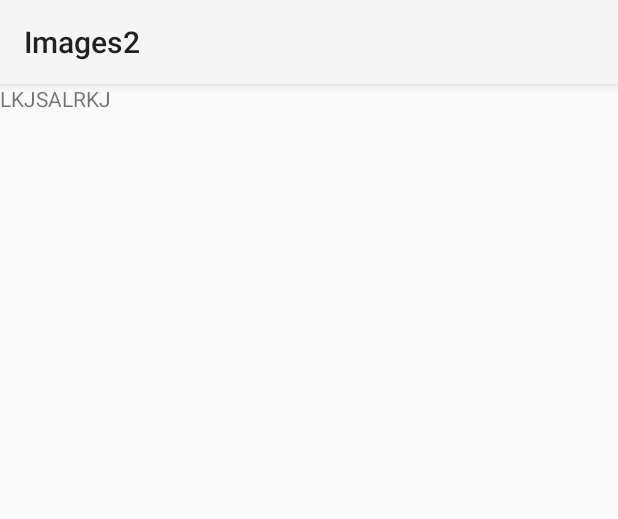
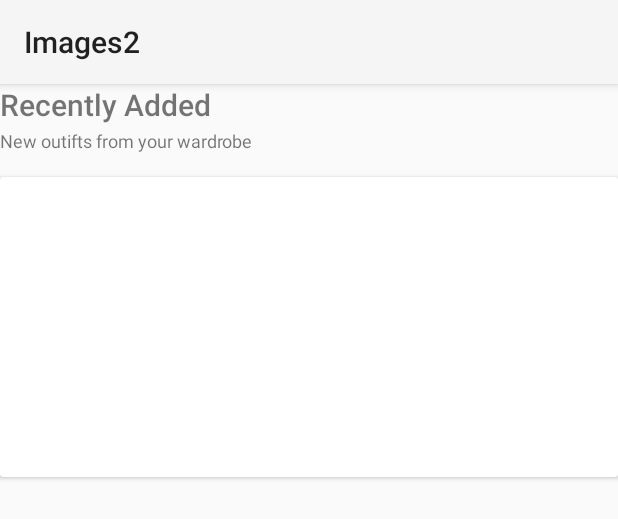
Before and after one commit to bpowell/mhacksv, an Android app: the layout fragment_what_to_wear.xml on its own in the app's theme, with its tools: preview values and no code run, on a phone screen of 412 x 824 dp. Shown: the top 519 px of the screen. Run offline under Robolectric (Android 15) with nearby library versions, the phone set to English and light mode, and no system bars.

Commit message:
WhatToWear: Prepare for recently added clothing

```diff
--- a/Images/app/build.gradle
+++ b/Images/app/build.gradle
@@ -23,6 +23,7 @@ dependencies {
     compile "org.androidannotations:androidannotations-api:$AAVersion"
     compile 'com.android.support:support-v4:21.0.3'
     compile 'com.android.support:appcompat-v7:21.0.3'
+    compile 'com.android.support:cardview-v7:21.0.3'
 }
 
 apt {
--- a/Images/app/src/main/res/layout/fragment_what_to_wear.xml
+++ b/Images/app/src/main/res/layout/fragment_what_to_wear.xml
@@ -6,8 +6,32 @@
     android:layout_height="match_parent">
 
     <TextView
+        android:id="@+id/recently_added_title"
         android:layout_width="fill_parent"
-        android:layout_height="fill_parent"
-        android:text="LKJSALRKJ" />
+        android:layout_height="wrap_content"
+        android:fontFamily="sans-serif-medium"
+        android:textSize="20sp"
+        android:text="@string/recently_added_title"
+        android:paddingBottom="2dp" />
+
+    <TextView
+        android:id="@+id/recently_added_summary"
+        android:layout_width="fill_parent"
+        android:layout_height="wrap_content"
+        android:textSize="12sp"
+        android:text="@string/recently_added_summary"
+        android:paddingBottom="16dp"
+        android:layout_below="@id/recently_added_title" />
+
+    <android.support.v7.widget.CardView
+        android:layout_width="fill_parent"
+        android:layout_height="200dp"
+        android:layout_below="@id/recently_added_summary">
+
+        <GridView
+            android:layout_width="fill_parent"
+            android:layout_height="fill_parent" />
+
+    </android.support.v7.widget.CardView>
 
 </RelativeLayout>
--- a/Images/app/src/main/res/values/strings.xml
+++ b/Images/app/src/main/res/values/strings.xml
@@ -4,5 +4,7 @@
     <string name="app_name">Images2</string>
     <string name="hello_world">Hello world!</string>
     <string name="action_settings">Settings</string>
+    <string name="recently_added_title">Recently Added</string>
+    <string name="recently_added_summary">New outifts from your wardrobe</string>
 
 </resources>
```
Also changed, not shown: 1 other file.
